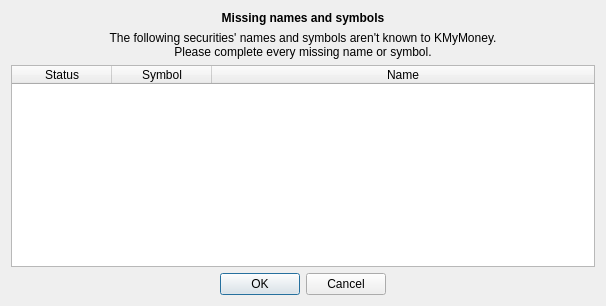
Above: kmymoney/plugins/csvimport/securitiesdlg.ui from KDE/kmymoney before the change. Below: the same form after it.
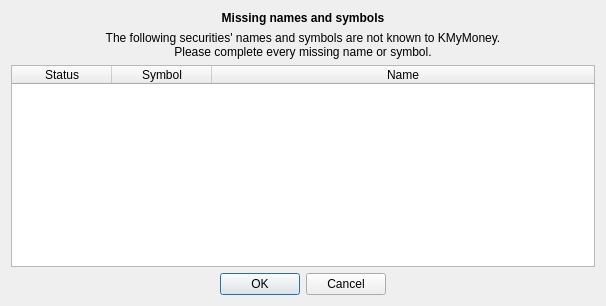
That is the form after the change.

Diff of the .ui file:
```diff
--- a/kmymoney/plugins/csvimport/securitiesdlg.ui
+++ b/kmymoney/plugins/csvimport/securitiesdlg.ui
@@ -33,7 +33,7 @@
    <item>
     <widget class="QLabel" name="label_info">
      <property name="text">
-      <string>The following securities' names and symbols aren't known to KMyMoney.
+      <string>The following securities' names and symbols are not known to KMyMoney.
 Please complete every missing name or symbol.</string>
      </property>
      <property name="alignment">
```
